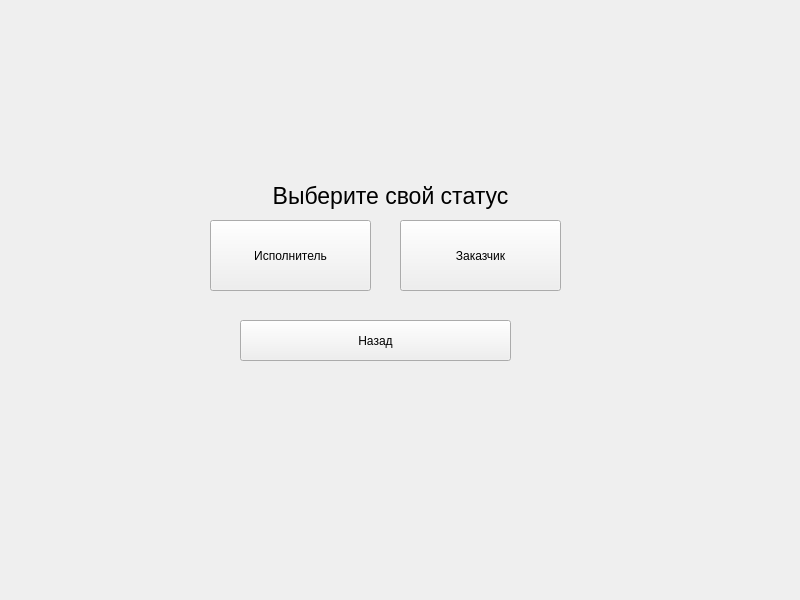
This is GreyHound/registerstatus.ui in ProteusP/GreyHound-hiring-desktop-app as Qt 5 draws it before an edit. The edited form follows.
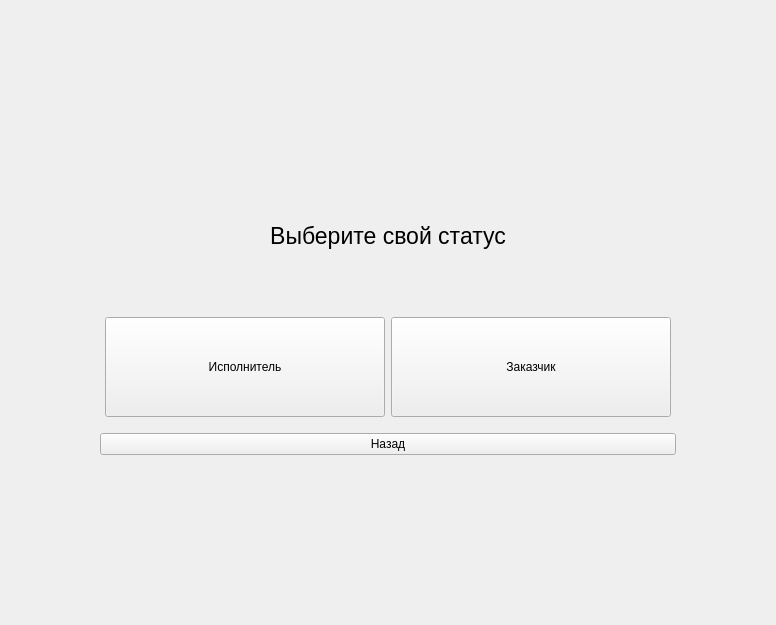
This is the edited form.

```diff
--- a/GreyHound/registerstatus.ui
+++ b/GreyHound/registerstatus.ui
@@ -6,48 +6,30 @@
    <rect>
     <x>0</x>
     <y>0</y>
-    <width>800</width>
-    <height>600</height>
+    <width>776</width>
+    <height>625</height>
    </rect>
   </property>
   <property name="windowTitle">
    <string>Form</string>
   </property>
-  <widget class="QPushButton" name="statusEmployerPB">
-   <property name="geometry">
-    <rect>
-     <x>400</x>
-     <y>220</y>
-     <width>161</width>
-     <height>71</height>
-    </rect>
+  <layout class="QGridLayout" name="gridLayout">
+   <property name="leftMargin">
+    <number>100</number>
    </property>
-   <property name="text">
-    <string>Заказчик</string>
+   <property name="topMargin">
+    <number>170</number>
    </property>
-  </widget>
-  <widget class="QPushButton" name="backToLoginPB">
-   <property name="geometry">
-    <rect>
-     <x>240</x>
-     <y>320</y>
-     <width>271</width>
-     <height>41</height>
-    </rect>
+   <property name="rightMargin">
+    <number>100</number>
    </property>
-   <property name="text">
-    <string>Назад</string>
+   <property name="bottomMargin">
+    <number>170</number>
    </property>
-  </widget>
+   <item row="0" column="0">
+    <layout class="QVBoxLayout" name="verticalLayout">
+     <item>
   <widget class="QLabel" name="label">
-   <property name="geometry">
-    <rect>
-     <x>260</x>
-     <y>160</y>
-     <width>261</width>
-     <height>71</height>
-    </rect>
-   </property>
    <property name="font">
     <font>
      <pointsize>17</pointsize>
@@ -60,19 +42,71 @@
     <set>Qt::AlignmentFlag::AlignCenter</set>
    </property>
   </widget>
+     </item>
+     <item>
+      <layout class="QHBoxLayout" name="horizontalLayout">
+       <property name="leftMargin">
+        <number>5</number>
+       </property>
+       <property name="topMargin">
+        <number>10</number>
+       </property>
+       <property name="rightMargin">
+        <number>5</number>
+       </property>
+       <property name="bottomMargin">
+        <number>10</number>
+       </property>
+       <item>
   <widget class="QPushButton" name="statusCandidatePB">
-   <property name="geometry">
-    <rect>
-     <x>210</x>
-     <y>220</y>
-     <width>161</width>
-     <height>71</height>
-    </rect>
+         <property name="sizePolicy">
+          <sizepolicy hsizetype="Minimum" vsizetype="Preferred">
+           <horstretch>0</horstretch>
+           <verstretch>0</verstretch>
+          </sizepolicy>
+         </property>
+         <property name="maximumSize">
+          <size>
+           <width>300</width>
+           <height>100</height>
+          </size>
    </property>
    <property name="text">
     <string>Исполнитель</string>
    </property>
   </widget>
+       </item>
+       <item>
+        <widget class="QPushButton" name="statusEmployerPB">
+         <property name="sizePolicy">
+          <sizepolicy hsizetype="Minimum" vsizetype="Preferred">
+           <horstretch>0</horstretch>
+           <verstretch>0</verstretch>
+          </sizepolicy>
+         </property>
+         <property name="maximumSize">
+          <size>
+           <width>300</width>
+           <height>100</height>
+          </size>
+         </property>
+         <property name="text">
+          <string>Заказчик</string>
+         </property>
+        </widget>
+       </item>
+      </layout>
+     </item>
+     <item>
+      <widget class="QPushButton" name="backToLoginPB">
+       <property name="text">
+        <string>Назад</string>
+       </property>
+      </widget>
+     </item>
+    </layout>
+   </item>
+  </layout>
  </widget>
  <resources/>
  <connections/>
```
Lines whose indentation alone changed are shown as unchanged.
